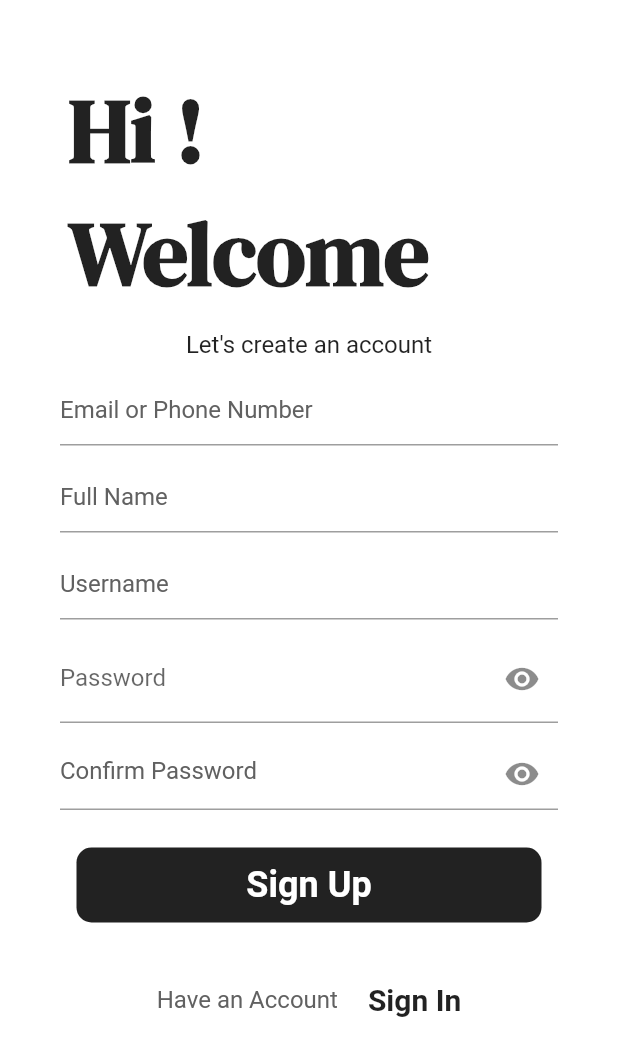
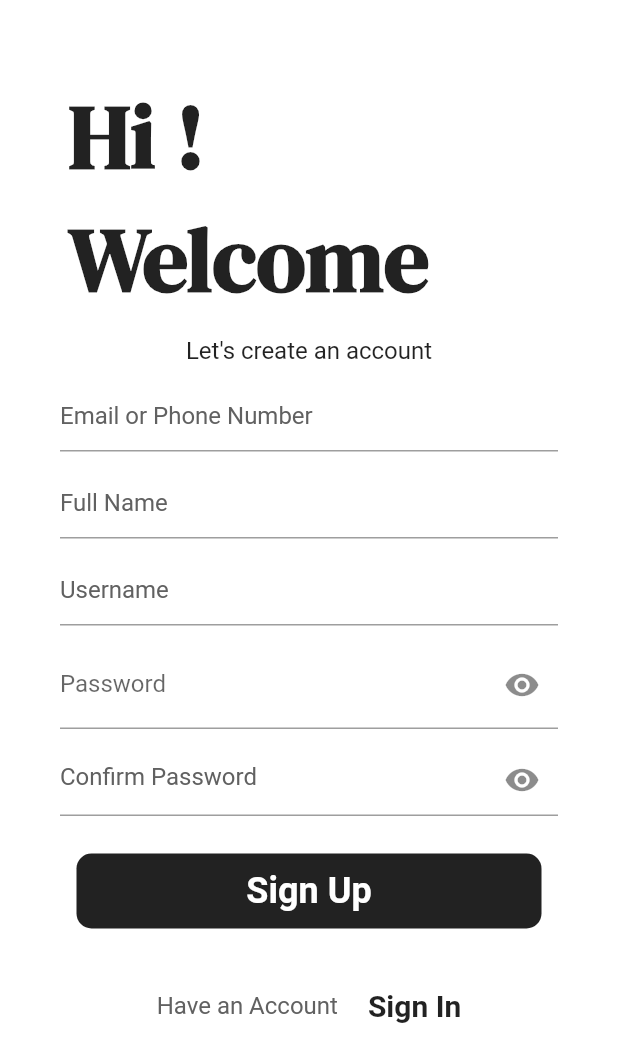
Before and after one commit to rjunaidd/open-mart, a Flutter app: the screen it shows after launch, after a tap on "Sign Up", on a phone screen of 412 x 824 dp. Shown: the top 1062 px of the screen. Run offline on Flutter 3.47's test engine with Material 2 defaults, Android fonts, the phone set to English and light mode, and no system bars; our stand-ins replace loading_animation_widget, shared_preferences; Roboto replaces fonts that are missing (Skranji).

Commit message:
first commit

```diff
--- a/lib/signin_screen.dart
+++ b/lib/signin_screen.dart
@@ -25,9 +25,13 @@ class _SigninScreenState extends State<SigninScreen> {
     return SafeArea(
       child: Scaffold(
         backgroundColor: Colors.white,
-        body:  Column(
+        body:  SingleChildScrollView(
+          scrollDirection: Axis.vertical,
+          physics: NeverScrollableScrollPhysics(),
+          child: Column(
             mainAxisAlignment: MainAxisAlignment.center,
             children: [
+              const SizedBox(height: 80,),
               Padding(
                 padding: const EdgeInsets.only(right: 80),
                 child:Column(
@@ -138,7 +142,7 @@ class _SigninScreenState extends State<SigninScreen> {
                         fontWeight: FontWeight.normal),
                   ),
                   const SizedBox(
-                  width: 20,
+                    width: 5,
                   ),
                   InkWell(
                     child:const Text(
@@ -158,6 +162,7 @@ class _SigninScreenState extends State<SigninScreen> {
             ],
           ),
         ),
+      ),
     );
   }
 
--- a/lib/signup_screen.dart
+++ b/lib/signup_screen.dart
@@ -22,10 +22,13 @@ class _SignupScreenState extends State<SignupScreen> {
   Widget build(BuildContext context) {
     return Scaffold(
       backgroundColor: Colors.white,
-      body: Column(
+      body: SingleChildScrollView(
+        scrollDirection: Axis.vertical,
+        physics: NeverScrollableScrollPhysics(),
+        child: Column(
           mainAxisAlignment: MainAxisAlignment.center,
           children: [
-
+            const SizedBox(height: 50,),
             Padding(
               padding: const EdgeInsets.only(right: 80),
               child: Column(
@@ -161,6 +164,7 @@ class _SignupScreenState extends State<SignupScreen> {
             const SizedBox(height: 100,),
           ],
         ),
+      ),
     );
   }
 }
```
Lines whose indentation alone changed are shown as unchanged.
